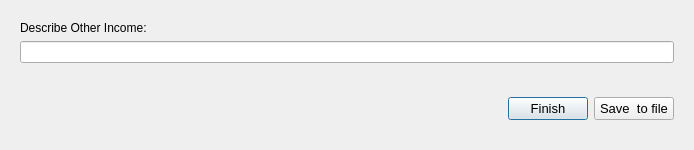
Ecotrust/openoceanmap-desktop, file cobi_loreto/Interview/other.ui: the form before one commit.
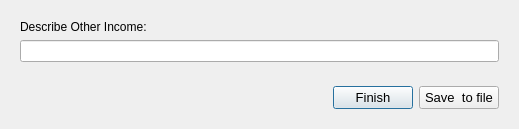
The form after the commit.

```diff
--- a/cobi_loreto/Interview/other.ui
+++ b/cobi_loreto/Interview/other.ui
@@ -6,8 +6,8 @@
    <rect>
     <x>0</x>
     <y>0</y>
-    <width>694</width>
-    <height>150</height>
+    <width>519</width>
+    <height>127</height>
    </rect>
   </property>
   <property name="windowTitle" >
```
Left out of the diff: 2 changed lines with no effect on the pictures.
